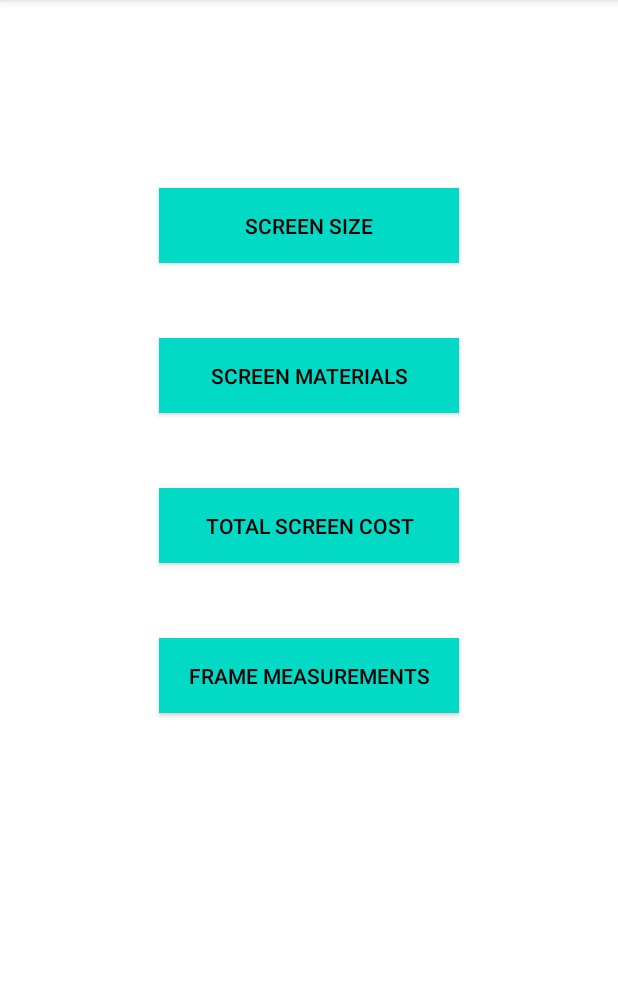
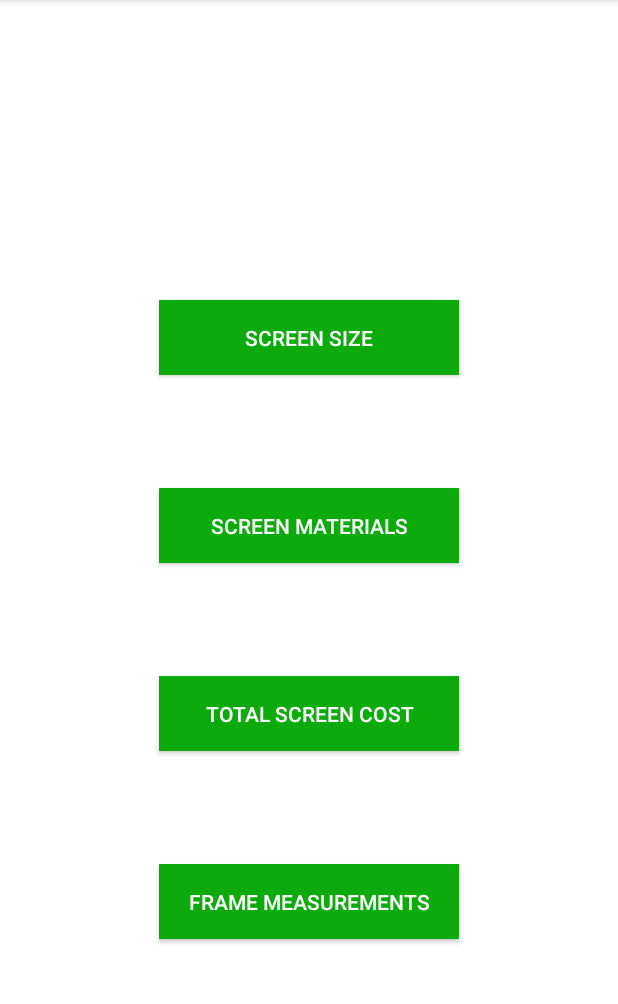
Before and after one commit to StringJoe/menards_screen_repair, an Android app: the screen it shows after launch (MainActivity), on a phone screen of 412 x 824 dp, the part 84-1088 px from its top. Run offline under Robolectric (Android 15) with nearby library versions, the phone set to English and light mode, and no system bars.

```diff
--- a/app/src/main/java/com/joe/menardsscreenrepair/MainActivity.java
+++ b/app/src/main/java/com/joe/menardsscreenrepair/MainActivity.java
@@ -2,13 +2,59 @@ package com.joe.menardsscreenrepair;
 
 import androidx.appcompat.app.AppCompatActivity;
 
+import android.content.Intent;
 import android.os.Bundle;
+import android.view.View;
+import android.widget.Button;
 
 public class MainActivity extends AppCompatActivity {
+
+    Button screenSize, screenMaterials, screenCost, frameMeasurement;
 
     @Override
     protected void onCreate(Bundle savedInstanceState) {
         super.onCreate(savedInstanceState);
         setContentView(R.layout.activity_main);
+
+        screenSize = findViewById(R.id.sizeBtn);
+        screenMaterials = findViewById(R.id.materialsBtn);
+        screenCost = findViewById(R.id.costBtn);
+        frameMeasurement = findViewById(R.id.measurementBtn);
+
+        screenSize.setOnClickListener(new View.OnClickListener() {
+            @Override
+            public void onClick(View v) {
+                Intent intent = new Intent(MainActivity.this, screenSize.class);
+                startActivity(intent);
+                finish();
+            }
+        });
+
+        screenMaterials.setOnClickListener(new View.OnClickListener() {
+            @Override
+            public void onClick(View v) {
+                Intent intent = new Intent(MainActivity.this, screenMaterials.class);
+                startActivity(intent);
+                finish();
+            }
+        });
+
+        screenCost.setOnClickListener(new View.OnClickListener() {
+            @Override
+            public void onClick(View v) {
+                Intent intent = new Intent(MainActivity.this, screenCost.class);
+                startActivity(intent);
+                finish();
+            }
+        });
+
+        frameMeasurement.setOnClickListener(new View.OnClickListener() {
+            @Override
+            public void onClick(View v) {
+                Intent intent = new Intent(MainActivity.this, frameMeasurements.class);
+                startActivity(intent);
+                finish();
+            }
+        });
     }
 }
--- a/app/src/main/res/layout/activity_main.xml
+++ b/app/src/main/res/layout/activity_main.xml
@@ -5,46 +5,51 @@
     android:layout_width="match_parent"
     android:layout_height="match_parent"
     tools:context=".MainActivity"
-    android:orientation="vertical">
+    android:orientation="vertical"
+    android:background="@color/white">
 
     <androidx.appcompat.widget.AppCompatButton
+        android:id="@+id/sizeBtn"
         android:layout_width="200dp"
         android:layout_height="50dp"
-        android:textColor="@color/black"
-        android:background="@color/teal_200"
+        android:textColor="@color/white"
+        android:background="@color/menards_green"
         android:text="Screen Size"
         android:layout_gravity="center_horizontal"
-        android:layout_marginTop="125dp"
+        android:layout_marginTop="200dp"
         />
 
     <androidx.appcompat.widget.AppCompatButton
+        android:id="@+id/materialsBtn"
         android:layout_width="200dp"
         android:layout_height="50dp"
-        android:textColor="@color/black"
-        android:background="@color/teal_200"
+        android:textColor="@color/white"
+        android:background="@color/menards_green"
         android:text="Screen Materials"
         android:layout_gravity="center_horizontal"
-        android:layout_marginTop="50dp"
+        android:layout_marginTop="75dp"
         />
 
     <androidx.appcompat.widget.AppCompatButton
+        android:id="@+id/costBtn"
         android:layout_width="200dp"
         android:layout_height="50dp"
-        android:textColor="@color/black"
-        android:background="@color/teal_200"
+        android:textColor="@color/white"
+        android:background="@color/menards_green"
         android:text="Total Screen Cost"
         android:layout_gravity="center_horizontal"
-        android:layout_marginTop="50dp"
+        android:layout_marginTop="75dp"
         />
 
     <androidx.appcompat.widget.AppCompatButton
+        android:id="@+id/measurementBtn"
         android:layout_width="200dp"
         android:layout_height="50dp"
-        android:textColor="@color/black"
-        android:background="@color/teal_200"
+        android:textColor="@color/white"
+        android:background="@color/menards_green"
         android:text="Frame Measurements"
         android:layout_gravity="center_horizontal"
-        android:layout_marginTop="50dp"
+        android:layout_marginTop="75dp"
         />
 
 </LinearLayout>
--- a/app/src/main/res/values/colors.xml
+++ b/app/src/main/res/values/colors.xml
@@ -7,4 +7,5 @@
     <color name="teal_700">#FF018786</color>
     <color name="black">#FF000000</color>
     <color name="white">#FFFFFFFF</color>
+    <color name="menards_green">#0CAA0C</color>
 </resources>
```
Also changed, not shown: app/src/main/AndroidManifest.xml (+12 -0 lines), app/src/main/java/com/joe/menardsscreenrepair/frameMeasurements.java (added, +14 -0 lines), app/src/main/java/com/joe/menardsscreenrepair/screenCost.java (added, +14 -0 lines), app/src/main/java/com/joe/menardsscreenrepair/screenMaterials.java (added, +14 -0 lines), app/src/main/java/com/joe/menardsscreenrepair/screenSize.java (added, +14 -0 lines), app/src/main/res/layout/activity_frame_measurements.xml (added, +9 -0 lines), app/src/main/res/layout/activity_screen_cost.xml (added, +9 -0 lines), app/src/main/res/layout/activity_screen_materials.xml (added, +9 -0 lines), app/src/main/res/layout/activity_screen_size.xml (added, +9 -0 lines).
